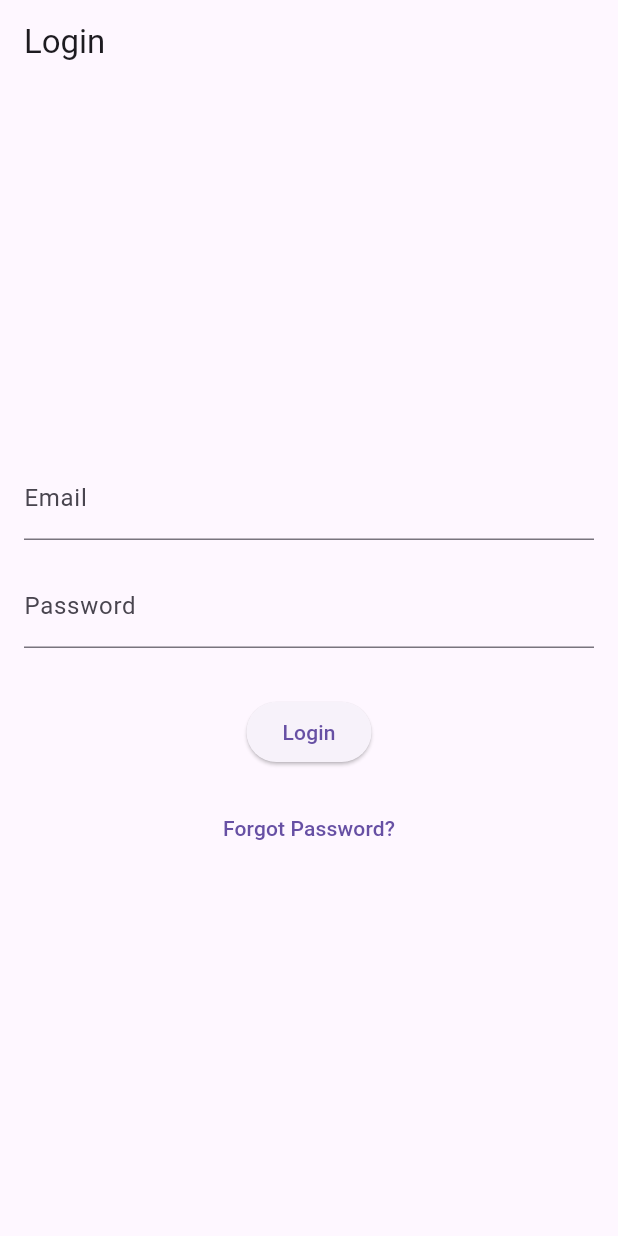
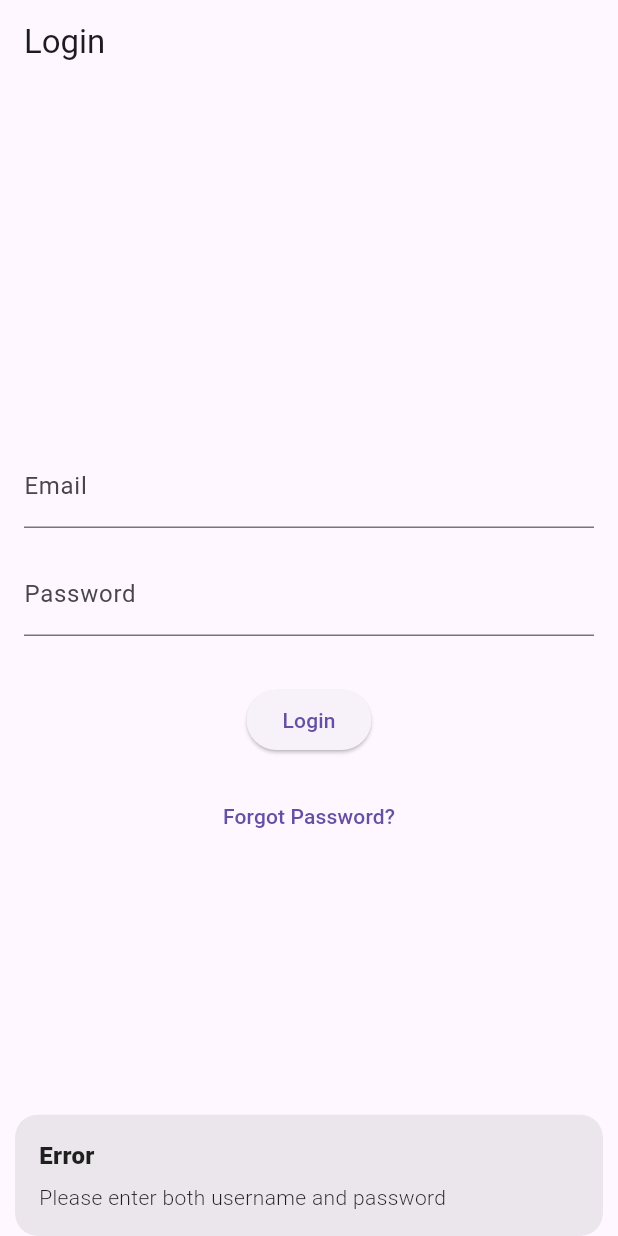
Before and after one commit to EdiGich/dtc_content_manager, a Flutter app: the screen it shows after launch, after a tap on "Login", on a phone screen of 412 x 824 dp. Run offline on Flutter 3.47's test engine with Material 3 defaults, Android fonts, the phone set to English and light mode, and no system bars; our stand-ins replace flutter_secure_storage, get; statements that could not run were skipped.

Commit message:
App setup

```diff
--- a/dtc_content_manager/analysis_options.yaml
+++ b/dtc_content_manager/analysis_options.yaml
@@ -7,6 +7,9 @@
 
 # The following line activates a set of recommended lints for Flutter apps,
 # packages, and plugins designed to encourage good coding practices.
+analyzer:
+  errors:
+    prefer_const_constructors: ignore
 include: package:flutter_lints/flutter.yaml
 
 linter:
@@ -23,6 +26,5 @@ linter:
   rules:
     # avoid_print: false  # Uncomment to disable the `avoid_print` rule
     # prefer_single_quotes: true  # Uncomment to enable the `prefer_single_quotes` rule
-
 # Additional information about this file can be found at
 # https://dart.dev/guides/language/analysis-options
--- /dev/null
+++ b/dtc_content_manager/lib/controllers/login_controller.dart
@@ -0,0 +1,50 @@
+// lib/controllers/login_controller.dart
+
+import 'package:get/get.dart';
+import 'package:http/http.dart' as http;
+import 'dart:convert';
+import 'package:flutter_secure_storage/flutter_secure_storage.dart';
+
+class LoginController extends GetxController {
+  var isLoading = false.obs;
+  var errorMessage = ''.obs;
+
+  final storage = const FlutterSecureStorage();
+
+  Future<void> login(String username, String password) async {
+    isLoading.value = true;
+    errorMessage.value = '';
+
+    final url = Uri.parse(
+        'http://127.0.0.1:8000/api/token/'); // Update with your backend URL
+
+    try {
+      final response = await http.post(
+        url,
+        headers: {
+          'Content-Type': 'application/json',
+        },
+        body: json.encode({
+          'username': username,
+          'password': password,
+        }),
+      );
+
+      if (response.statusCode == 200) {
+        final data = json.decode(response.body);
+        await storage.write(key: 'access_token', value: data['access']);
+        await storage.write(key: 'refresh_token', value: data['refresh']);
+
+        // Navigate to Dashboard
+        Get.offNamed('/dashboard');
+      } else {
+        final data = json.decode(response.body);
+        errorMessage.value = data['detail'] ?? 'Login failed';
+      }
+    } catch (e) {
+      errorMessage.value = 'An error occurred. Please try again.';
+    } finally {
+      isLoading.value = false;
+    }
+  }
+}
--- a/dtc_content_manager/lib/main.dart
+++ b/dtc_content_manager/lib/main.dart
@@ -1,25 +1,33 @@
-// ignore_for_file: prefer_const_constructors
+// lib/main.dart
+
+// ignore_for_file: use_key_in_widget_constructors
 
 import 'package:flutter/material.dart';
 import 'package:get/get.dart';
 import 'views/login_page.dart';
 import 'views/dashboard_page.dart';
+import 'services/auth_service.dart';
 
-void main() {
+void main() async {
+  WidgetsFlutterBinding.ensureInitialized();
+  await Get.putAsync(() => AuthService().init());
+
   runApp(MyApp());
 }
 
 class MyApp extends StatelessWidget {
-  const MyApp({super.key});
+  // This widget is the root of your application.
 
-  // This widget is the root of your application.
   @override
   Widget build(BuildContext context) {
     return GetMaterialApp(
+      title: 'DTC Content Manager',
+      debugShowCheckedModeBanner: false,
       initialRoute: '/login',
       getPages: [
         GetPage(name: '/login', page: () => LoginPage()),
         GetPage(name: '/dashboard', page: () => DashboardPage()),
+        // Add other pages here
       ],
     );
   }
--- a/dtc_content_manager/lib/views/login_page.dart
+++ b/dtc_content_manager/lib/views/login_page.dart
@@ -2,10 +2,15 @@
 
 import 'package:flutter/material.dart';
 import 'package:get/get.dart';
+import '../controllers/login_controller.dart';
 
 class LoginPage extends StatelessWidget {
+  final LoginController loginController = Get.put(LoginController());
+
   final TextEditingController emailController = TextEditingController();
   final TextEditingController passwordController = TextEditingController();
+
+  LoginPage({super.key});
 
   @override
   Widget build(BuildContext context) {
@@ -15,7 +20,8 @@ class LoginPage extends StatelessWidget {
       ),
       body: Padding(
         padding: const EdgeInsets.all(16.0),
-        child: Column(
+        child: Obx(() {
+          return Column(
             mainAxisAlignment: MainAxisAlignment.center,
             children: [
               TextField(
@@ -33,9 +39,21 @@ class LoginPage extends StatelessWidget {
                 obscureText: true,
               ),
               SizedBox(height: 32),
-            ElevatedButton(
+              loginController.isLoading.value
+                  ? CircularProgressIndicator()
+                  : ElevatedButton(
                       onPressed: () {
-                // Handle login button press
+                        final username = emailController.text.trim();
+                        final password = passwordController.text.trim();
+                        if (username.isNotEmpty && password.isNotEmpty) {
+                          loginController.login(username, password);
+                        } else {
+                          Get.snackbar(
+                            'Error',
+                            'Please enter both username and password',
+                            snackPosition: SnackPosition.BOTTOM,
+                          );
+                        }
                       },
                       child: Text('Login'),
                     ),
@@ -46,8 +64,16 @@ class LoginPage extends StatelessWidget {
                 },
                 child: Text('Forgot Password?'),
               ),
+              SizedBox(height: 16),
+              loginController.errorMessage.value.isNotEmpty
+                  ? Text(
+                      loginController.errorMessage.value,
+                      style: TextStyle(color: Colors.red),
+                    )
+                  : SizedBox(),
             ],
-        ),
+          );
+        }),
       ),
     );
   }
--- a/dtc_content_manager/pubspec.yaml
+++ b/dtc_content_manager/pubspec.yaml
@@ -31,6 +31,8 @@ dependencies:
   flutter:
     sdk: flutter
   get: ^4.6.6
+  http: ^0.13.4
+  flutter_secure_storage: ^5.0.2
 
   # The following adds the Cupertino Icons font to your application.
   # Use with the CupertinoIcons class for iOS style icons.
```
Also changed, not shown: dtc_content_manager/lib/services/auth_service.dart (added, +50 -0 lines), 5 other files. Lines whose indentation alone changed are shown as unchanged.
